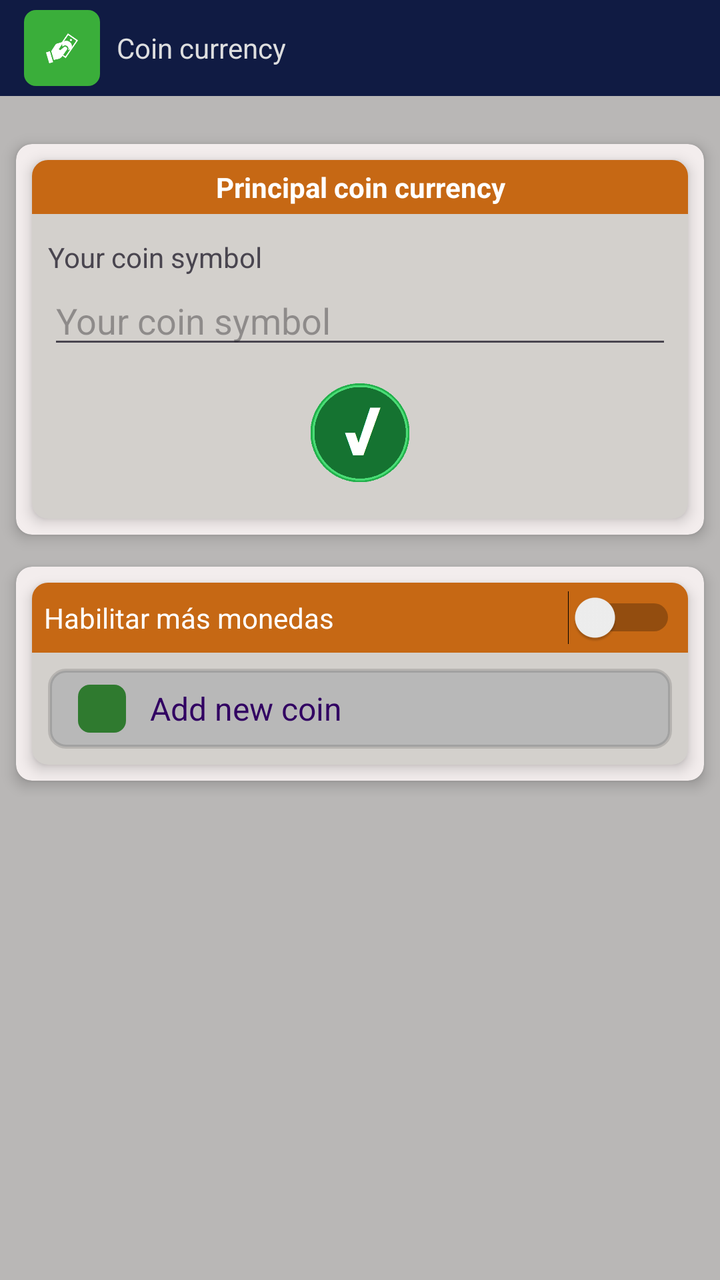
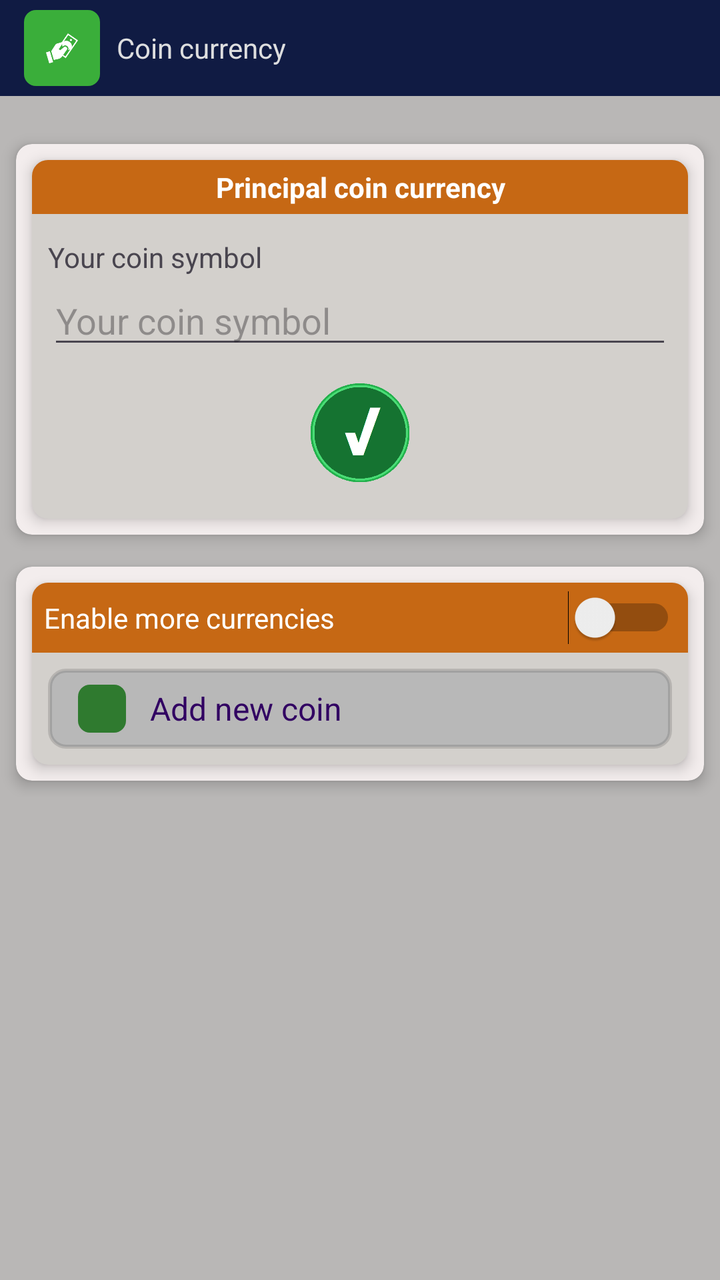

Compare the two renders of this Android layout. The source of the first and the diff that turns it into the second are given below.
<!-- AndroidManifest.xml: application theme Theme.MyApplication -->
<!-- res/layout/fragment_configuration_coin.xml -->
<?xml version="1.0" encoding="utf-8"?>
<FrameLayout xmlns:android="http://schemas.android.com/apk/res/android"
    xmlns:tools="http://schemas.android.com/tools"
    android:layout_width="match_parent"
    android:layout_height="match_parent"
    xmlns:app="http://schemas.android.com/apk/res-auto"
    android:background="@color/cardview_background_hidden"
    android:orientation="vertical"
    tools:context=".views.configuration.menu.CoinConfiguration">

    <ScrollView
        android:layout_width="match_parent"
        android:layout_height="match_parent" >

        <LinearLayout
            android:layout_width="match_parent"
            android:layout_height="wrap_content"
            android:orientation="vertical">

            <FrameLayout
                android:layout_width="match_parent"
                android:layout_height="wrap_content"
                android:background="@color/action_bar_background"
                android:orientation="horizontal"
                android:paddingHorizontal="8dp">

                <LinearLayout
                    android:layout_width="wrap_content"
                    android:layout_height="48dp"
                    android:orientation="horizontal">

                    <FrameLayout
                        android:layout_width="38dp"
                        android:layout_height="38dp"
                        android:layout_gravity="center_vertical"
                        android:layout_margin="4dp"
                        android:background="@drawable/icons_border_green">

                        <ImageView
                            android:layout_width="16sp"
                            android:layout_height="16sp"
                            android:layout_gravity="center"
                            android:layout_margin="10dp"
                            app:srcCompat="@drawable/efectivo_white" />

                    </FrameLayout>

                    <TextView
                        android:id="@+id/app_name"
                        android:layout_width="0dp"
                        android:layout_height="match_parent"
                        android:layout_marginStart="4dp"
                        android:layout_weight="1"
                        android:gravity="center"
                        android:text="@string/config_currency_title"
                        android:textColor="@color/action_bar_foreground" />
                </LinearLayout>

                <ImageView
                    android:id="@+id/bBack"
                    android:layout_width="32dp"
                    android:layout_height="32dp"
                    android:layout_gravity="end|center_vertical"
                    android:layout_marginEnd="12dp"
                    android:foreground="@android:drawable/ic_menu_revert" />
            </FrameLayout>

            <androidx.cardview.widget.CardView
                android:layout_width="match_parent"
                android:layout_height="wrap_content"
                android:layout_marginHorizontal="8dp"
                android:layout_marginTop="24dp"
                android:minHeight="32dp"
                android:padding="3dp"
                app:cardBackgroundColor="@color/cardview_container">

                <androidx.cardview.widget.CardView
                    android:layout_width="match_parent"
                    android:layout_height="wrap_content"
                    android:layout_margin="8dp"
                    android:minHeight="32dp"
                    android:padding="3dp"
                    app:cardBackgroundColor="@color/cardview_background">

                    <LinearLayout
                        android:layout_width="match_parent"
                        android:layout_height="match_parent"
                        android:orientation="vertical"
                        android:paddingBottom="6dp">

                        <TextView
                            android:layout_width="match_parent"
                            android:layout_height="wrap_content"
                            android:background="@color/cardview_title_background"
                            android:gravity="center"
                            android:padding="4dp"
                            android:text="@string/principal_coin"
                            android:textColor="@color/cardview_title_foreground"
                            android:textStyle="bold" />

                        <TextView
                            android:layout_width="match_parent"
                            android:layout_height="wrap_content"
                            android:layout_marginHorizontal="8dp"
                            android:layout_marginTop="12dp"
                            android:text="@string/coin_symbol" />

                        <EditText
                            android:id="@+id/coin_symbol"
                            android:layout_width="match_parent"
                            android:layout_height="wrap_content"
                            android:layout_marginHorizontal="8dp"
                            android:ems="10"
                            android:hint="@string/coin_symbol"
                            android:inputType="text" />

                        <LinearLayout
                            android:layout_width="match_parent"
                            android:layout_height="wrap_content"
                            android:layout_marginHorizontal="8dp"
                            android:orientation="vertical"
                            android:visibility="gone">

                            <TextView
                                android:layout_width="match_parent"
                                android:layout_height="wrap_content"
                                android:layout_marginTop="12dp"
                                android:text="@string/coin_amount" />

                            <EditText
                                android:id="@+id/coin_amount"
                                android:layout_width="match_parent"
                                android:layout_height="wrap_content"
                                android:ems="10"
                                android:hint="@string/coin_amount"
                                android:inputType="numberDecimal" />

                        </LinearLayout>

                        <ImageView
                            android:id="@+id/save"
                            android:layout_width="50dp"
                            android:layout_height="50dp"
                            android:layout_margin="12dp"
                            android:layout_gravity="center_horizontal"
                            app:srcCompat="@drawable/check" />

                    </LinearLayout>

                </androidx.cardview.widget.CardView>

            </androidx.cardview.widget.CardView>

            <androidx.cardview.widget.CardView
                android:layout_width="match_parent"
                android:layout_height="wrap_content"
                android:layout_marginHorizontal="8dp"
                android:layout_marginTop="16dp"
                android:layout_marginBottom="8dp"
                android:minHeight="32dp"
                android:padding="3dp"
                app:cardBackgroundColor="@color/cardview_container">

                <androidx.cardview.widget.CardView
                    android:layout_width="match_parent"
                    android:layout_height="wrap_content"
                    android:layout_margin="8dp"
                    android:minHeight="32dp"
                    android:padding="3dp"
                    app:cardBackgroundColor="@color/cardview_background">

                    <LinearLayout
                        android:layout_width="match_parent"
                        android:layout_height="match_parent"
                        android:orientation="vertical">

                        <FrameLayout
                            android:layout_width="match_parent"
                            android:layout_height="match_parent"
                            android:background="@color/cardview_title_background"
                            android:paddingHorizontal="6dp">

                            <TextView
                                android:layout_width="wrap_content"
                                android:layout_height="wrap_content"
                                android:layout_gravity="center_vertical"
                                android:paddingVertical="8dp"
                                android:text="@string/more_coins"
                                android:textColor="@color/cardview_title_foreground" />

                            <Switch
                                android:id="@+id/more_coins_switch"
                                android:layout_width="wrap_content"
                                android:layout_height="wrap_content"
                                android:layout_gravity="center_vertical|end" />
                        </FrameLayout>

                        <LinearLayout
                            android:id="@+id/more_coins_frame"
                            android:layout_width="match_parent"
                            android:layout_height="wrap_content"
                            android:orientation="vertical">


                            <LinearLayout
                                android:id="@+id/coins_list"
                                android:layout_width="match_parent"
                                android:layout_height="wrap_content"
                                android:orientation="vertical" />


                            <LinearLayout
                                android:id="@+id/add_new_coin"
                                android:layout_width="match_parent"
                                android:layout_height="40dp"
                                android:layout_margin="8dp"
                                android:background="@drawable/rounded_shape_light_gray"
                                android:minHeight="32dp"
                                android:orientation="horizontal"
                                android:padding="3dp">


                                <ImageView
                                    android:layout_width="24dp"
                                    android:layout_height="24dp"
                                    android:layout_gravity="center_vertical"
                                    android:layout_marginHorizontal="12dp"
                                    android:background="@drawable/icons_border_green_dark"
                                    android:foreground="@drawable/plus" />

                                <TextView
                                    android:layout_width="0dp"
                                    android:layout_height="wrap_content"
                                    android:layout_gravity="center_vertical"
                                    android:layout_weight="1"
                                    android:text="@string/config_currency_add"
                                    android:textColor="@color/dark_indigo"
                                    android:textSize="16sp" />

                            </LinearLayout>

                        </LinearLayout>

                    </LinearLayout>

                </androidx.cardview.widget.CardView>

            </androidx.cardview.widget.CardView>

        </LinearLayout>
    </ScrollView>

    <FrameLayout
        android:id="@+id/coin_fragment_above"
        android:layout_width="match_parent"
        android:layout_height="match_parent"
        android:visibility="gone"
        android:clickable="true"
        android:focusable="true"/>

</FrameLayout>
<!-- resources referenced by this layout -->
<resources>
  <color name="action_bar_background">#101B43</color>
  <color name="action_bar_foreground">#DDDEDF</color>
  <color name="cardview_background">#D3D0CC</color>
  <color name="cardview_background_hidden">#B9B7B6</color>
  <color name="cardview_container">#F3EDED</color>
  <color name="cardview_title_background">#C66814</color>
  <color name="cardview_title_foreground">#FFFFFF</color>
  <color name="dark_indigo">#310062</color>
  <!-- drawable check (drawable) -->
  <?xml version="1.0" encoding="utf-8"?>
  
  <selector xmlns:android="http://schemas.android.com/apk/res/android">
      <item android:state_pressed="true" android:drawable="@drawable/check_light" />
      <item android:drawable="@drawable/check_dark" />
  </selector>
  <!-- drawable efectivo_white: png bitmap (drawable, 2371 bytes) -->
  <!-- drawable icons_border_green (drawable) -->
  <?xml version="1.0" encoding="utf-8"?>
  
  <shape
      xmlns:android="http://schemas.android.com/apk/res/android"
      android:shape="rectangle">
      <solid  android:color="@color/green" /> 
      <corners android:radius="6dp" /> 
  </shape>
  <!-- drawable icons_border_green_dark (drawable) -->
  <?xml version="1.0" encoding="utf-8"?>
  
  <shape
      xmlns:android="http://schemas.android.com/apk/res/android"
      android:shape="rectangle">
      <solid  android:color="@color/dark_green" /> 
      <corners android:radius="6dp" /> 
  </shape>
  <!-- drawable plus: png bitmap (drawable, 303 bytes) -->
  <!-- drawable rounded_shape_light_gray (drawable) -->
  <?xml version="1.0" encoding="utf-8"?>
  
  <shape xmlns:android="http://schemas.android.com/apk/res/android">
      <solid android:color="#B8B8B8"/>
      <stroke android:width="2dp"
          android:color="#37505050"/>
      <padding android:left="2dp"
          android:top="2dp"
          android:right="2dp"
          android:bottom="2dp"/>
      <corners android:radius="8dp"/>
  </shape>
  <string name="coin_amount">Your amount of coins</string>
  <string name="coin_symbol">Your coin symbol</string>
  <string name="config_currency_add">Add new coin</string>
  <string name="config_currency_title">Coin currency</string>
  <string name="more_coins">Habilitar más monedas</string>
  <string name="principal_coin">Principal coin currency</string>
  <style name="Theme.MyApplication" parent="Base.Theme.MyApplication" />
  <!-- drawable check_light: png bitmap (drawable, 6063 bytes) -->
  <!-- drawable check_dark: png bitmap (drawable, 6106 bytes) -->
  <color name="green">#3AAE3A</color>
  <color name="dark_green">#2F7A2F</color>
  <style name="Base.Theme.MyApplication" parent="Theme.Material3.DayNight.NoActionBar">
          
          <item name="android:colorPrimary">@color/action_bar_background</item>
          <item name="android:colorPrimaryDark">@color/action_bar_background_dark</item>
          <item name="android:colorBackground">@color/background</item>
          <item name="android:colorForeground">#000</item>
          <item name="cardViewStyle">@style/CustomCardView</item>&gt;
      </style>
  <color name="action_bar_background_dark">#090F25</color>
  <color name="background">#C1C1C1</color>
  <style name="CustomCardView" parent="Widget.MaterialComponents.CardView">
          <item name="cardCornerRadius">8dp</item>
          <item name="cardElevation">4dp</item>
      </style>
</resources>

<!-- the commit's change to res/layout/fragment_configuration_coin.xml (unified diff, before → after) -->
@@ -192,7 +192,8 @@
                                 android:id="@+id/more_coins_switch"
                                 android:layout_width="wrap_content"
                                 android:layout_height="wrap_content"
-                                android:layout_gravity="center_vertical|end" />
+                                android:layout_gravity="center_vertical|end"
+                                tools:ignore="UseSwitchCompatOrMaterialXml" />
                         </FrameLayout>
 
                         <LinearLayout
<!-- resource entries referenced after the edit -->
@@ -52,7 +52,7 @@
   <string name="coin_symbol">Your coin symbol</string>
   <string name="config_currency_add">Add new coin</string>
   <string name="config_currency_title">Coin currency</string>
-  <string name="more_coins">Habilitar más monedas</string>
+  <string name="more_coins">Enable more currencies</string>
   <string name="principal_coin">Principal coin currency</string>
   <style name="Theme.MyApplication" parent="Base.Theme.MyApplication" />
   <!-- drawable check_light: png bitmap (drawable, 6063 bytes) -->
